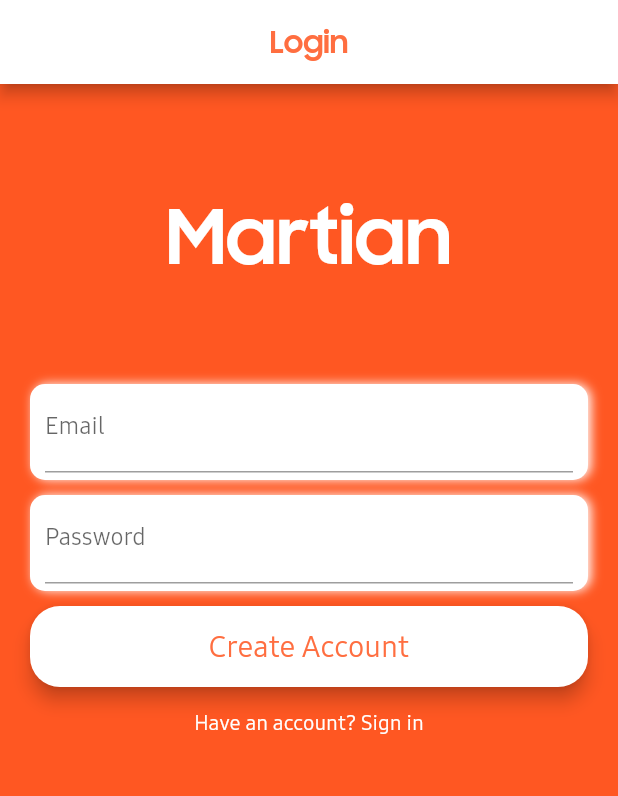
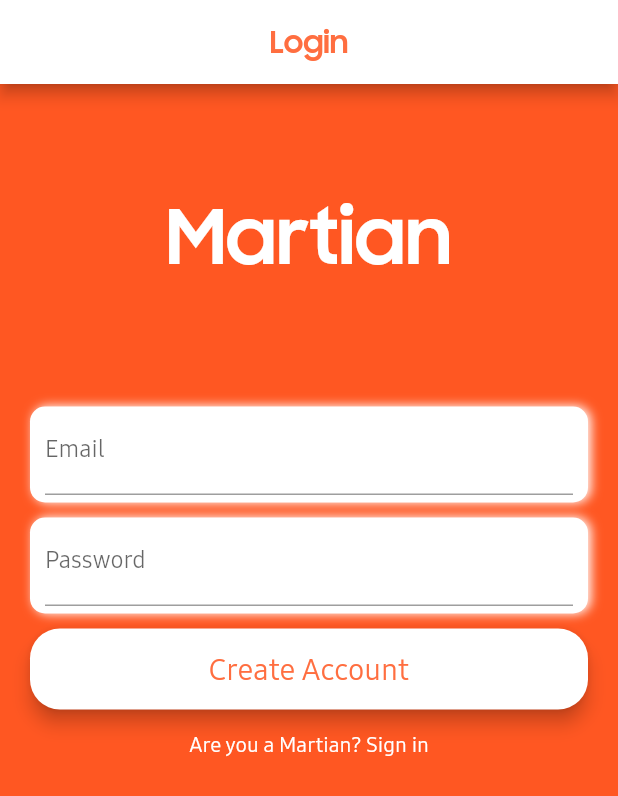
Before and after one commit to th3pi/Project-Martian, a Flutter app: the screen it shows after launch, on a phone screen of 412 x 824 dp. Shown: the top 796 px of the screen. Run offline on Flutter 3.47's test engine with Material 2 defaults, Android fonts, the phone set to English and light mode, and no system bars; our stand-ins replace firebase_auth; accounts and stored records are empty.

Commit message:
Improved user feedback

```diff
--- a/lib/auth.dart
+++ b/lib/auth.dart
@@ -38,7 +38,9 @@ class _UserOnBoardingState extends State<UserOnBoarding> {
               fontWeight: FontWeight.bold)),
         ),
       ),
-      body: Stack(children: <Widget>[_showBody(), _showCircularProgress()],),
+      body: Stack(
+        children: <Widget>[_showBody(), _showCircularProgress()],
+      ),
     );
   }
 
@@ -51,7 +53,9 @@ class _UserOnBoardingState extends State<UserOnBoarding> {
 
   Widget _showCircularProgress() {
     if (_isLoading) {
-      return Center(child: CircularProgressIndicator(),);
+      return Center(
+        child: CircularProgressIndicator(),
+      );
     }
     return Container();
   }
@@ -65,11 +69,11 @@ class _UserOnBoardingState extends State<UserOnBoarding> {
           shrinkWrap: false,
           children: <Widget>[
             _showLogo(),
+            _showErrorMessage(),
             _showEmailInput(),
             _showPasswordInput(),
             _showPrimaryButton(),
             _showSecondaryButton(),
-            _showErrorMessage()
           ],
         ),
       ),
@@ -81,7 +85,7 @@ class _UserOnBoardingState extends State<UserOnBoarding> {
       tag: 'Hero',
       child: Center(
         child: Container(
-          padding: EdgeInsets.fromLTRB(0, 70, 0, 0),
+          padding: EdgeInsets.fromLTRB(0, 70, 0, 50),
           child: Text(
             'Martian',
             style: TextStyle(
@@ -103,19 +107,20 @@ class _UserOnBoardingState extends State<UserOnBoarding> {
           boxShadow: [
             BoxShadow(color: Colors.white, offset: Offset(2, 0), blurRadius: 5)
           ]),
-      margin: const EdgeInsets.fromLTRB(0, 65, 0, 0),
+      margin: const EdgeInsets.fromLTRB(0, 10, 0, 0),
       padding: const EdgeInsets.fromLTRB(10, 0, 10, 5),
       child: TextFormField(
         cursorColor: Colors.deepOrangeAccent,
         maxLines: 1,
         keyboardType: TextInputType.emailAddress,
         autofocus: false,
-        decoration: InputDecoration(
-            labelText: 'Email'),
+        decoration: InputDecoration(labelText: 'Email'),
         validator: (String value) =>
             value.isEmpty ? 'Email can\'t be empty' : null,
+        onFieldSubmitted: (value){
+          FocusScope.of(context).requestFocus(secondNode);
+        },
         onSaved: (value) {
-          FocusScope.of(context).requestFocus(secondNode);
           _email = value;
         },
       ),
@@ -124,7 +129,8 @@ class _UserOnBoardingState extends State<UserOnBoarding> {
 
   Widget _showPasswordInput() {
     bool _showPassword = false;
-    return Container(decoration: BoxDecoration(
+    return Container(
+      decoration: BoxDecoration(
           color: Colors.white,
           borderRadius: BorderRadius.circular(10),
           boxShadow: [
@@ -166,7 +172,8 @@ class _UserOnBoardingState extends State<UserOnBoarding> {
               )
             : Text(
                 'Create Account',
-          style: TextStyle(fontSize: 20,
+                style: TextStyle(
+                    fontSize: 20,
                     color: Colors.deepOrangeAccent,
                     fontFamily: 'SamsungOne'),
               ),
@@ -181,9 +188,12 @@ class _UserOnBoardingState extends State<UserOnBoarding> {
     return FlatButton(
       splashColor: Colors.white,
       child: _formMode == FormMode.LOGIN
-          ? Text('Create an account', style: TextStyle(color: Colors.white),)
-          : Text(
-          'Have an account? Sign in', style: TextStyle(color: Colors.white)),
+          ? Text(
+              'Not a Martian? Get visitor pass',
+              style: TextStyle(color: Colors.white),
+            )
+          : Text('Are you a Martian? Sign in',
+              style: TextStyle(color: Colors.white)),
       onPressed: () {
         if (_formMode == FormMode.LOGIN) {
           _changeFormToSignUp();
@@ -216,19 +226,24 @@ class _UserOnBoardingState extends State<UserOnBoarding> {
 
   Widget _showErrorMessage() {
     if (_errorMessage.length > 0 && _errorMessage != null) {
-      return AlertDialog(
-        title: Text('Oops'),
-        content: Text('Something went wrong'),
-        actions: <Widget>[
-          FlatButton(
-            onPressed: () => Navigator.pop(context),
-            child: Text('OK'),
-          )
-        ],
+      return Container(height: 20,
+        child: Center(
+          child: Text(
+            'Invalid email or password, please try again',
+            style: TextStyle(color: Colors.white),
+          ),
+        ),
       );
     } else {
-      return Container();
+      return Container(height: 20,);
     }
+  }
+
+  Widget _showVerificationEmailNotification() {
+    return SnackBar(
+      duration: Duration(seconds: 5),
+      content: Text('Verification email sent at $_email'),
+    );
   }
 
   bool _validateAndSave() {
@@ -253,21 +268,24 @@ class _UserOnBoardingState extends State<UserOnBoarding> {
           print('Signed in user: $userId');
         } else {
           userId = await widget.auth.signUp(_email, _password);
+          _showVerificationEmailNotification();
           widget.auth.sendEmailVerificiation();
           _changeFormToLogin();
-          Scaffold.of(context).showSnackBar(SnackBar(
-            content: Text('Verification email sent'),
-            duration: Duration(seconds: 3),));
           print('Signed up user: $userId');
         }
         setState(() {
           _isLoading = false;
         });
-        if (userId != null && userId.length > 0 &&
+        if (userId != null &&
+            userId.length > 0 &&
             _formMode == FormMode.LOGIN) {
           print('signed in');
         }
       } catch (e) {
+        setState(() {
+          _isLoading = false;
+          _errorMessage = 'Invalid id';
+        });
         print(e);
       }
     }
```
Lines whose indentation alone changed are shown as unchanged.
